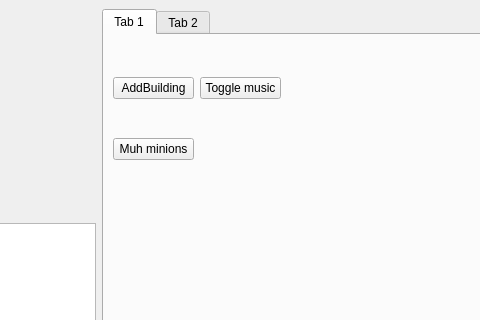
Before: the Qt Designer form Game/mapwindow.ui in Kujanenj/ohjelmointi3, drawn with Qt 5; both pictures show x 431 to 911 and y 0 to 320 of the 1019 by 660 pixel window.
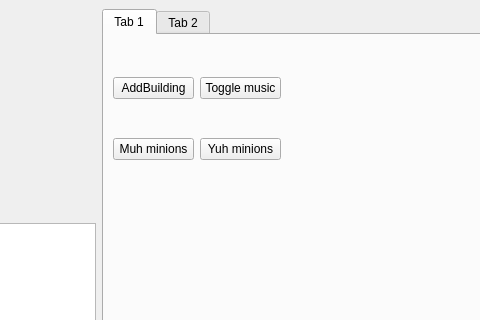
After: the same form once the commit is applied.

Commit message:
Added 2 new base classes, unit and attackable. Currently unit class handles moving, and attackable handles attacks and health. The idea is to add attackable to buildings aswell, so they could be attacked. Added methods in gameManager for selecting a target //STILL NEEDS WORK// and attacking the target. Only minions type objects are able to attack,but the target of the attack must be an attackable object type. If hp reaches 0, nothing currently happens.
Started a template for a melee champion.

Diff of the .ui file:
```diff
--- a/Game/mapwindow.ui
+++ b/Game/mapwindow.ui
@@ -72,6 +72,13 @@
            </property>
           </widget>
          </item>
+         <item row="1" column="1">
+          <widget class="QPushButton" name="enemyMinions">
+           <property name="text">
+            <string>Yuh minions</string>
+           </property>
+          </widget>
+         </item>
         </layout>
        </widget>
       </widget>
```
The commit also changes 13 other files.
